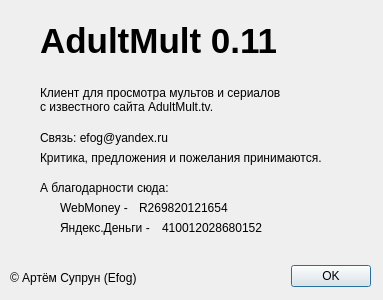
Old version of the form helpwindow.ui in the repository EfogDev/WatchIt.
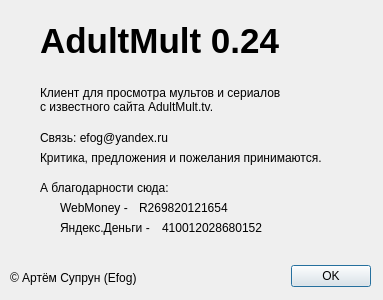
New version of the form.

What changed in the file:
```diff
--- a/helpwindow.ui
+++ b/helpwindow.ui
@@ -61,7 +61,7 @@
     </font>
    </property>
    <property name="text">
-    <string>AdultMult 0.11</string>
+    <string>AdultMult 0.24</string>
    </property>
   </widget>
   <widget class="QLabel" name="label_2">
```
